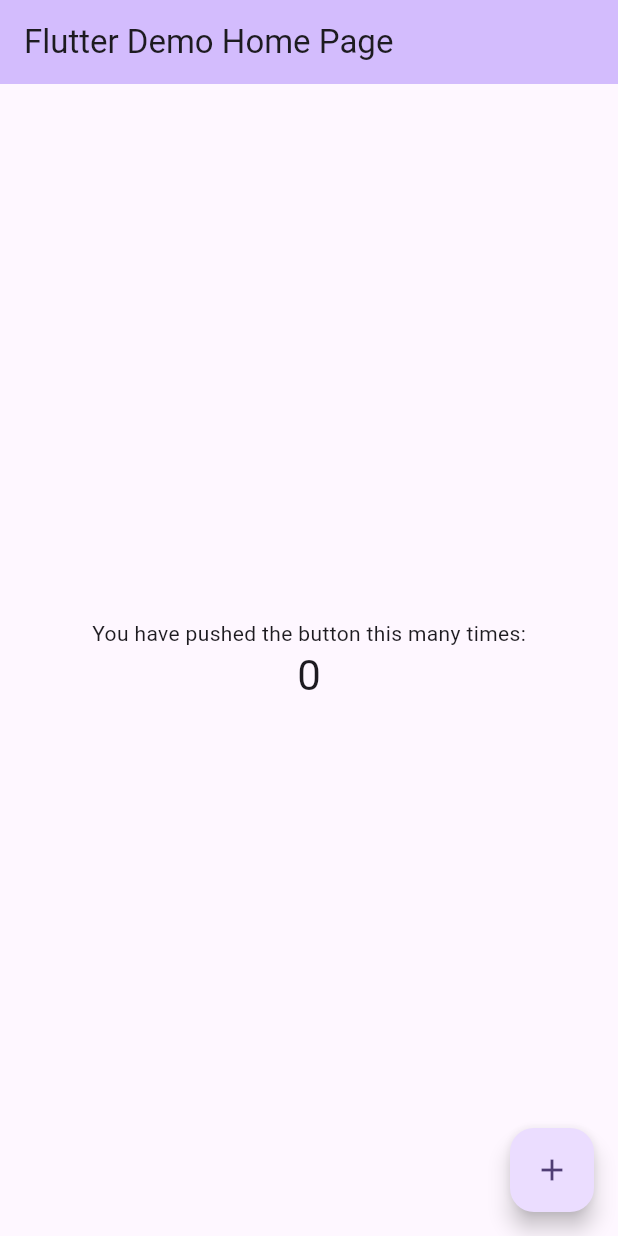
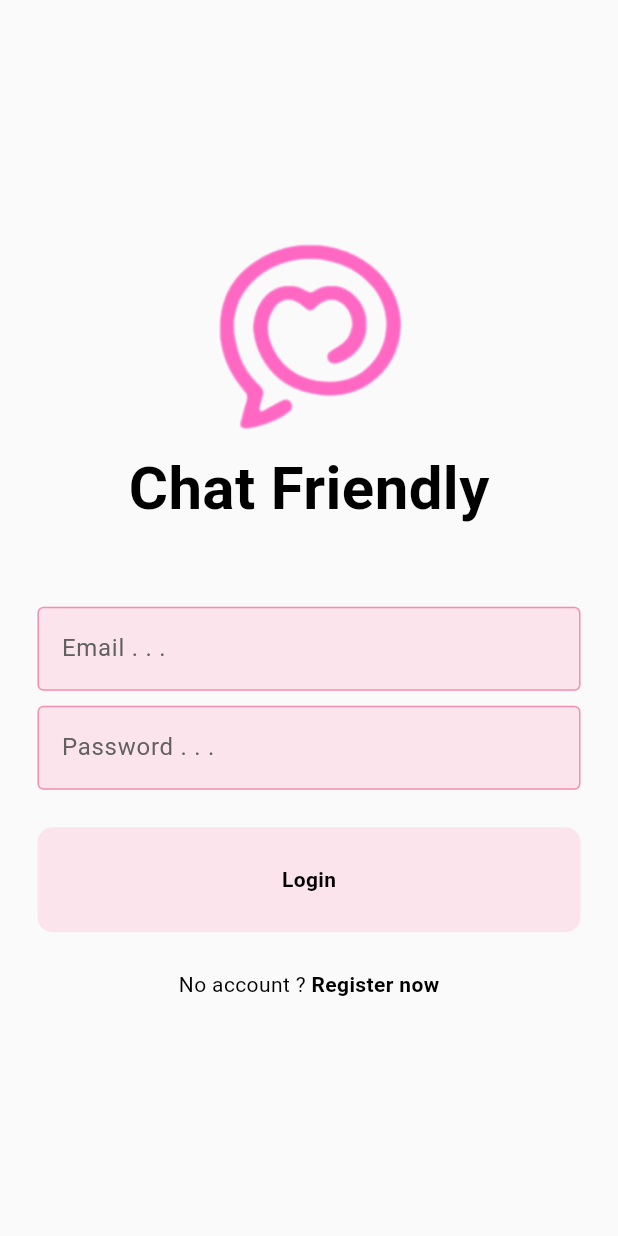
Before and after one commit to Phuccc/flutter_chat_app, a Flutter app: the screen it shows after launch, on a phone screen of 412 x 824 dp. Run offline on Flutter 3.47's test engine with Material 3 defaults, Android fonts, the phone set to English and light mode, and no system bars; our stand-ins replace firebase_auth, firebase_core; accounts and stored records are empty.

Commit message:
signIn_signUp_signOut

```diff
--- /dev/null
+++ b/lib/auth/auth_gate.dart
@@ -0,0 +1,24 @@
+import 'package:firebase_auth/firebase_auth.dart';
+import 'package:flutter/material.dart';
+import 'package:flutter_chat_app/pages/home_page.dart';
+import 'package:flutter_chat_app/pages/login_page.dart';
+
+class AuthGate extends StatelessWidget {
+  const AuthGate({super.key});
+
+  @override
+  Widget build(BuildContext context) {
+    return Scaffold(
+      body: StreamBuilder(
+        stream: FirebaseAuth.instance.authStateChanges(),
+        builder: (context, snapshot) {
+          if (snapshot.hasData) {
+            return const HomePage();
+          } else {
+            return LoginPage();
+          }
+        },
+      ),
+    );
+  }
+}
--- /dev/null
+++ b/lib/auth/auth_service.dart
@@ -0,0 +1,37 @@
+import 'package:firebase_auth/firebase_auth.dart';
+
+class AuthService {
+  final FirebaseAuth _auth = FirebaseAuth.instance;
+
+  // Sign in
+  Future<UserCredential> signIn(String email, password) async {
+    try {
+      UserCredential userCredential = await _auth.signInWithEmailAndPassword(
+        email: email,
+        password: password,
+      );
+      return userCredential;
+    } on FirebaseAuthException catch (e) {
+      throw Exception(e.code);
+    }
+  }
+
+  // Sign up
+  Future<UserCredential> signUp(String email, password) async {
+    try {
+      UserCredential userCredential =
+          await _auth.createUserWithEmailAndPassword(
+        email: email,
+        password: password,
+      );
+      return userCredential;
+    } on FirebaseAuthException catch (e) {
+      throw Exception(e.code);
+    }
+  }
+
+  // Sign out
+  Future<void> signOut() async {
+    return await _auth.signOut();
+  }
+}
--- /dev/null
+++ b/lib/components/buttom.dart
@@ -0,0 +1,36 @@
+import 'package:flutter/material.dart';
+
+// ignore: camel_case_types
+class Buttom_Edit extends StatelessWidget {
+  final void Function()? onTap;
+  final String text;
+
+  const Buttom_Edit({
+    super.key,
+    required this.text,
+    required this.onTap,
+  });
+
+  @override
+  Widget build(BuildContext context) {
+    return GestureDetector(
+      onTap: onTap,
+      child: Container(
+        decoration: BoxDecoration(
+          color: Theme.of(context).colorScheme.secondary,
+          borderRadius: BorderRadius.circular(10),
+        ),
+        padding: const EdgeInsets.all(25),
+        margin: const EdgeInsets.symmetric(horizontal: 25),
+        child: Center(
+          child: Text(
+            text,
+            style: TextStyle(
+                fontWeight: FontWeight.bold,
+                color: Theme.of(context).colorScheme.primary),
+          ),
+        ),
+      ),
+    );
+  }
+}
--- /dev/null
+++ b/lib/components/textfield.dart
@@ -0,0 +1,41 @@
+import 'package:flutter/material.dart';
+
+// ignore: camel_case_types
+class TextField_Edit extends StatelessWidget {
+  final String hintText;
+  final bool obscureText;
+  final TextEditingController controller;
+
+  const TextField_Edit(
+      {super.key,
+      required this.hintText,
+      required this.obscureText,
+      required this.controller});
+
+  @override
+  Widget build(BuildContext context) {
+    return Padding(
+      padding: const EdgeInsets.symmetric(horizontal: 25),
+      child: TextField(
+        obscureText: obscureText,
+        controller: controller,
+        decoration: InputDecoration(
+          enabledBorder: OutlineInputBorder(
+            borderSide:
+                BorderSide(color: Theme.of(context).colorScheme.tertiary),
+          ),
+          focusedBorder: OutlineInputBorder(
+            borderSide:
+                BorderSide(color: Theme.of(context).colorScheme.inversePrimary),
+          ),
+          fillColor: Theme.of(context).colorScheme.secondary,
+          filled: true,
+          hintText: hintText,
+          hintStyle: TextStyle(
+            color: Theme.of(context).colorScheme.inversePrimary,
+          ),
+        ),
+      ),
+    );
+  }
+}
--- a/lib/main.dart
+++ b/lib/main.dart
@@ -1,6 +1,8 @@
 import 'package:firebase_core/firebase_core.dart';
 import 'package:flutter/material.dart';
+import 'package:flutter_chat_app/auth/auth_gate.dart';
 import 'package:flutter_chat_app/firebase_options.dart';
+import 'package:flutter_chat_app/themes/light_theme.dart';
 
 void main() async {
   WidgetsFlutterBinding.ensureInitialized();
@@ -11,119 +13,12 @@ void main() async {
 class MyApp extends StatelessWidget {
   const MyApp({super.key});
 
-  // This widget is the root of your application.
   @override
   Widget build(BuildContext context) {
     return MaterialApp(
-      title: 'Flutter Demo',
-      theme: ThemeData(
-        // This is the theme of your application.
-        //
-        // TRY THIS: Try running your application with "flutter run". You'll see
-        // the application has a purple toolbar. Then, without quitting the app,
-        // try changing the seedColor in the colorScheme below to Colors.green
-        // and then invoke "hot reload" (save your changes or press the "hot
-        // reload" button in a Flutter-supported IDE, or press "r" if you used
-        // the command line to start the app).
-        //
-        // Notice that the counter didn't reset back to zero; the application
-        // state is not lost during the reload. To reset the state, use hot
-        // restart instead.
-        //
-        // This works for code too, not just values: Most code changes can be
-        // tested with just a hot reload.
-        colorScheme: ColorScheme.fromSeed(seedColor: Colors.deepPurple),
-        useMaterial3: true,
-      ),
-      home: const MyHomePage(title: 'Flutter Demo Home Page'),
+      debugShowCheckedModeBanner: false,
+      theme: lightTheme,
+      home: const AuthGate(),
     );
   }
 }
-
-class MyHomePage extends StatefulWidget {
-  const MyHomePage({super.key, required this.title});
-
-  // This widget is the home page of your application. It is stateful, meaning
-  // that it has a State object (defined below) that contains fields that affect
-  // how it looks.
-
-  // This class is the configuration for the state. It holds the values (in this
-  // case the title) provided by the parent (in this case the App widget) and
-  // used by the build method of the State. Fields in a Widget subclass are
-  // always marked "final".
-
-  final String title;
-
-  @override
-  State<MyHomePage> createState() => _MyHomePageState();
-}
-
-class _MyHomePageState extends State<MyHomePage> {
-  int _counter = 0;
-
-  void _incrementCounter() {
-    setState(() {
-      // This call to setState tells the Flutter framework that something has
-      // changed in this State, which causes it to rerun the build method below
-      // so that the display can reflect the updated values. If we changed
-      // _counter without calling setState(), then the build method would not be
-      // called again, and so nothing would appear to happen.
-      _counter++;
-    });
-  }
-
-  @override
-  Widget build(BuildContext context) {
-    // This method is rerun every time setState is called, for instance as done
-    // by the _incrementCounter method above.
-    //
-    // The Flutter framework has been optimized to make rerunning build methods
-    // fast, so that you can just rebuild anything that needs updating rather
-    // than having to individually change instances of widgets.
-    return Scaffold(
-      appBar: AppBar(
-        // TRY THIS: Try changing the color here to a specific color (to
-        // Colors.amber, perhaps?) and trigger a hot reload to see the AppBar
-        // change color while the other colors stay the same.
-        backgroundColor: Theme.of(context).colorScheme.inversePrimary,
-        // Here we take the value from the MyHomePage object that was created by
-        // the App.build method, and use it to set our appbar title.
-        title: Text(widget.title),
-      ),
-      body: Center(
-        // Center is a layout widget. It takes a single child and positions it
-        // in the middle of the parent.
-        child: Column(
-          // Column is also a layout widget. It takes a list of children and
-          // arranges them vertically. By default, it sizes itself to fit its
-          // children horizontally, and tries to be as tall as its parent.
-          //
-          // Column has various properties to control how it sizes itself and
-          // how it positions its children. Here we use mainAxisAlignment to
-          // center the children vertically; the main axis here is the vertical
-          // axis because Columns are vertical (the cross axis would be
-          // horizontal).
-          //
-          // TRY THIS: Invoke "debug painting" (choose the "Toggle Debug Paint"
-          // action in the IDE, or press "p" in the console), to see the
-          // wireframe for each widget.
-          mainAxisAlignment: MainAxisAlignment.center,
-          children: <Widget>[
-            const Text(
-              'You have pushed the button this many times:',
-            ),
-            Text(
-              '$_counter',
-              style: Theme.of(context).textTheme.headlineMedium,
-            ),
-          ],
-        ),
-      ),
-      floatingActionButton: FloatingActionButton(
-        onPressed: _incrementCounter,
-        tooltip: 'Increment',
-        child: const Icon(Icons.add),
-      ), // This trailing comma makes auto-formatting nicer for build methods.
-    );
-  }
-}
--- /dev/null
+++ b/lib/pages/login_page.dart
@@ -0,0 +1,118 @@
+import 'package:flutter/material.dart';
+import 'package:flutter_chat_app/auth/auth_service.dart';
+import 'package:flutter_chat_app/components/buttom.dart';
+import 'package:flutter_chat_app/components/textfield.dart';
+import 'package:flutter_chat_app/pages/register_page.dart';
+
+class LoginPage extends StatelessWidget {
+  // Email và mật khẩu (Text controller)
+  final TextEditingController _emailController = TextEditingController();
+  final TextEditingController _pwController = TextEditingController();
+
+  LoginPage({super.key});
+
+  // Login method
+  void login(BuildContext context) async {
+    final auth = AuthService();
+
+    try {
+      await auth.signIn(
+        _emailController.text,
+        _pwController.text,
+      );
+    } catch (e) {
+      // ignore: use_build_context_synchronously
+      showDialog(
+        context: context,
+        builder: (context) => AlertDialog(
+          title: Text(e.toString()),
+        ),
+      );
+    }
+  }
+
+  @override
+  Widget build(BuildContext context) {
+    return Scaffold(
+      backgroundColor: Theme.of(context).colorScheme.background,
+      body: Center(
+        child: Column(
+          mainAxisAlignment: MainAxisAlignment.center,
+          children: [
+            // Logo
+            Image.asset(
+              'assets/Logo.png',
+              width: 140,
+              height: 140,
+            ),
+
+            // Tên app
+            Text(
+              'Chat Friendly',
+              style: TextStyle(
+                color: Theme.of(context).colorScheme.primary,
+                fontSize: 40,
+                fontWeight: FontWeight.bold,
+              ),
+            ),
+
+            const SizedBox(height: 50),
+
+            // Email
+            TextField_Edit(
+              hintText: 'Email . . . ',
+              obscureText: false,
+              controller: _emailController,
+            ),
+
+            const SizedBox(height: 10),
+
+            // Mật khẩu
+            TextField_Edit(
+              hintText: 'Password . . . ',
+              obscureText: true,
+              controller: _pwController,
+            ),
+
+            const SizedBox(height: 25),
+
+            // Nút login
+            Buttom_Edit(
+              text: 'Login',
+              onTap: () => login(context),
+            ),
+
+            const SizedBox(height: 25),
+
+            // Chọn register
+            GestureDetector(
+              onTap: () {
+                // Chuyển trang sang RegisterPage
+                Navigator.push(
+                  context,
+                  MaterialPageRoute(builder: (context) => RegisterPage()),
+                );
+              },
+              child: Row(
+                mainAxisAlignment: MainAxisAlignment.center,
+                children: [
+                  Text(
+                    "No account ? ",
+                    style:
+                        TextStyle(color: Theme.of(context).colorScheme.primary),
+                  ),
+                  Text(
+                    "Register now",
+                    style: TextStyle(
+                        fontWeight: FontWeight.bold,
+                        color: Theme.of(context).colorScheme.primary),
+                  )
+                ],
+              ),
+            )
+          ],
+        ),
+      ),
+    );
+  }
+}
--- /dev/null
+++ b/lib/themes/light_theme.dart
@@ -0,0 +1,12 @@
+import 'package:flutter/material.dart';
+
+ThemeData lightTheme = ThemeData(
+  colorScheme: ColorScheme.light(
+      background: Colors.grey.shade50,
+      primary: Colors.black,
+      secondary: Colors.pink.shade50,
+      tertiary: Colors.pink.shade200,
+      inversePrimary: Colors.grey.shade700),
+);
+
+ThemeData darkTheme = ThemeData.dark();
```
Also changed, not shown: lib/pages/home_page.dart (added, +24 -0 lines), lib/pages/register_page.dart (added, +158 -0 lines), pubspec.yaml (+4 -5 lines), assets/Logo.png (added).
